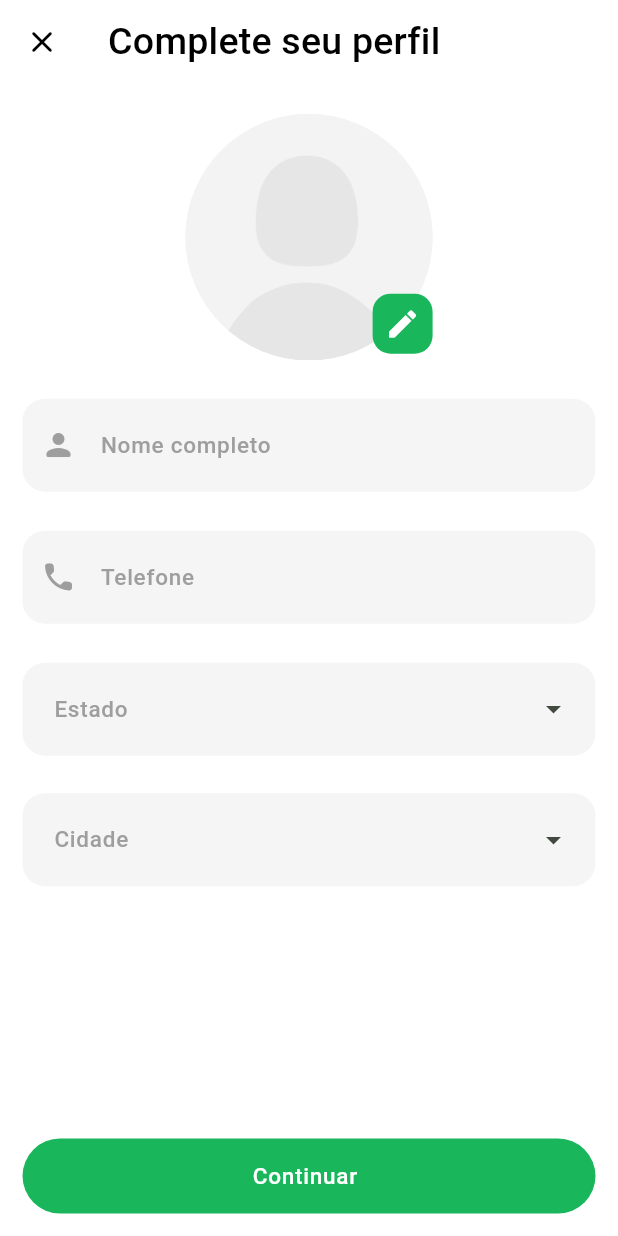
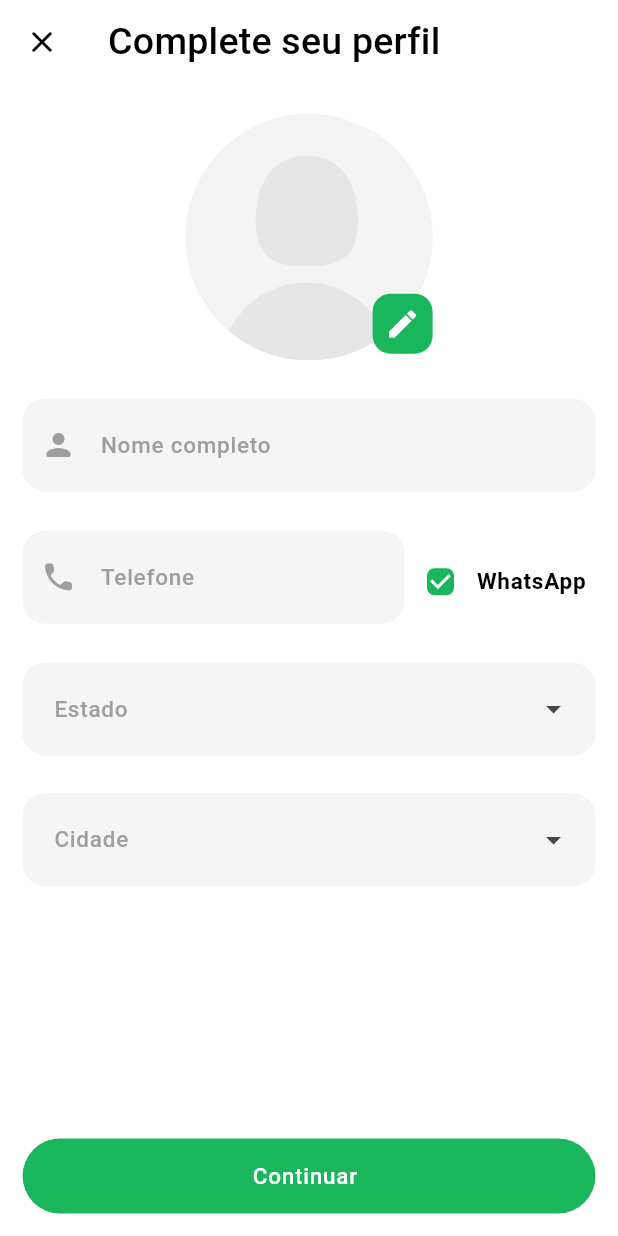
Before and after one commit to JoseVinicius-P/AluExpress-Flutter, a Flutter app: the FillProfilePage screen opened by its route, on a phone screen of 412 x 824 dp. Run offline on Flutter 3.47's test engine with Material 3 defaults, Android fonts, the phone set to English and light mode, and no system bars; drawn by our look-alikes of auto_size_text; our stand-ins replace carousel_slider, flutter_keyboard_visibility, flutter_modular, flutter_triple, mask_text_input_formatter, pinput and 1 more.

Commit message:
style: Adicionando elemento ao layout (Chackbox para whatsApp

```diff
--- a/lib/app/modules/profile/pages/fill_profile_page.dart
+++ b/lib/app/modules/profile/pages/fill_profile_page.dart
@@ -2,6 +2,7 @@ import 'dart:async';
 import 'package:flutter/material.dart';
 import 'package:flutter_keyboard_visibility/flutter_keyboard_visibility.dart';
 import 'package:luguel/app/modules/authentication/widgets/text_field_widget.dart';
+import 'package:luguel/app/modules/profile/widgets/checkbox_whatsapp_widget.dart';
 import 'package:luguel/app/shared/utilities/my_colors.dart';
 import 'package:luguel/app/shared/utilities/my_edge_insets.dart';
 import 'package:luguel/app/shared/widgets/default_button_widget.dart';
@@ -61,6 +62,7 @@ class FillProfilePageState extends State<FillProfilePage> {
       focusNode: focusNodeTextFieldPhoneNumber,
       maskFormatter: MaskTextInputFormatter(mask: "(##) # ####-####"),
     );
+    var checkBoxWhatsApp = CheckboxWhatsAppWidget(onChanged: (isChecked){}, checked: true);
     var dropDownMenuState = DropdownMenuWidget(
       list: list,
       hint: "Estado",
@@ -73,7 +75,6 @@ class FillProfilePageState extends State<FillProfilePage> {
       onSelected: (item) => debugPrint(item),
       width: 100.sw - MyEdgeInsets.standard.right * 2,
     );
-
     var buttonNext = DefaultButtonWidget(
       onTap: (){},
       text: "Continuar",
@@ -128,7 +129,30 @@ class FillProfilePageState extends State<FillProfilePage> {
                           ),
                           const SizedBox(height: 25,),
                           textFieldFullName,
-                          textFieldPhoneNumber,
+                          Row(
+                            crossAxisAlignment: CrossAxisAlignment.center,
+                            children: [
+                              Flexible(
+                                flex: 2,
+                                child: textFieldPhoneNumber
+                              ),
+                              Flexible(
+                                flex: 1,
+                                child: Column(
+                                  children: [
+                                    checkBoxWhatsApp,
+                                    //Esse text alinha a check box no centro do textfield, não deve ser tirado
+                                    const Text(
+                                      " ",
+                                      style: TextStyle(
+                                          color: MyColors.errorColor
+                                      ),
+                                    )
+                                  ],
+                                )
+                              ),
+                            ],
+                          ),
                           dropDownMenuState,
                           const SizedBox(height: 25,),
                           dropDownMenuCity,
@@ -167,7 +191,30 @@ class FillProfilePageState extends State<FillProfilePage> {
                         ),
                         const SizedBox(height: 25,),
                         textFieldFullName,
-                        textFieldPhoneNumber,
+                        Row(
+                          crossAxisAlignment: CrossAxisAlignment.center,
+                          children: [
+                            Flexible(
+                                flex: 2,
+                                child: textFieldPhoneNumber
+                            ),
+                            Flexible(
+                                flex: 1,
+                                child: Column(
+                                  children: [
+                                    checkBoxWhatsApp,
+                                    //Esse text alinha a check box no centro do textfield, não deve ser tirado
+                                    const Text(
+                                      " ",
+                                      style: TextStyle(
+                                          color: MyColors.errorColor
+                                      ),
+                                    )
+                                  ],
+                                )
+                            ),
+                          ],
+                        ),
                         dropDownMenuState,
                         const SizedBox(height: 25,),
                         dropDownMenuCity,
--- /dev/null
+++ b/lib/app/modules/profile/widgets/checkbox_whatsapp_widget.dart
@@ -0,0 +1,58 @@
+import 'package:auto_size_text/auto_size_text.dart';
+import 'package:flutter/material.dart';
+import 'package:luguel/app/shared/utilities/my_colors.dart';
+
+class CheckboxWhatsAppWidget extends StatefulWidget {
+  const CheckboxWhatsAppWidget({
+    super.key, required this.onChanged, required this.checked,
+  });
+  final Function(bool?) onChanged;
+  final bool checked;
+
+  @override
+  State<CheckboxWhatsAppWidget> createState() => _CheckboxWhatsAppWidgetState();
+}
+
+class _CheckboxWhatsAppWidgetState extends State<CheckboxWhatsAppWidget> {
+  late bool isChecked;
+
+  @override
+  void initState() {
+    super.initState();
+    isChecked = widget.checked;
+  }
+
+
+  @override
+  Widget build(BuildContext context) {
+    var theme = Theme.of(context);
+    return Row(
+      mainAxisAlignment: MainAxisAlignment.start,
+      crossAxisAlignment: CrossAxisAlignment.center,
+      children: [
+        Checkbox(
+          shape: RoundedRectangleBorder(
+            borderRadius: BorderRadius.circular(5.0), // Personaliza o arredondamento
+          ),
+          side: const BorderSide(
+            color: MyColors.primaryColor,
+            width: 2,
+          ),
+          value: isChecked,
+          activeColor: MyColors.primaryColor,
+          onChanged: (isChecked){
+            setState(() {
+              this.isChecked = isChecked!;
+            });
+            widget.onChanged(isChecked);
+          },
+        ),
+        AutoSizeText(
+          "WhatsApp",
+          style: theme.textTheme.labelSmall!.copyWith(color: MyColors.textColor, fontWeight: FontWeight.bold),
+          maxLines: 1,
+        ),
+      ],
+    );
+  }
+}
```
